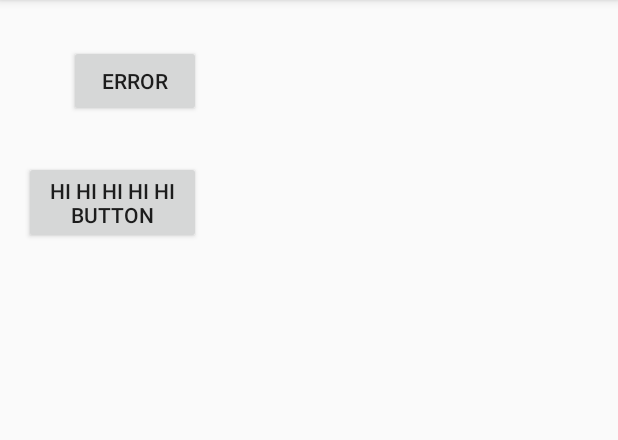
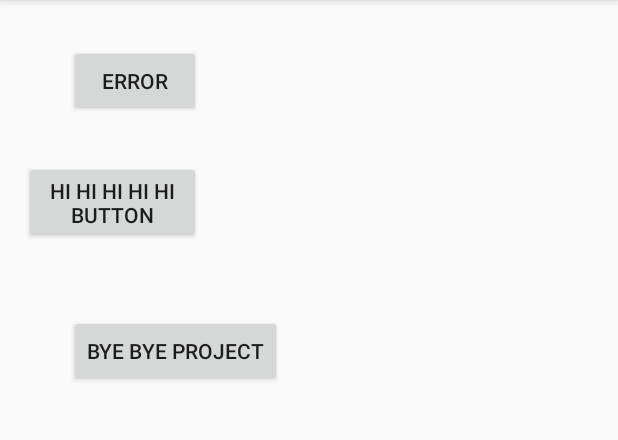
Before and after one commit to sanket1001/MobileApp1, an Android app: the screen it shows after launch (MainActivity), on a phone screen of 412 x 824 dp, the part 84-524 px from its top. Run offline under Robolectric (Android 15) with nearby library versions, the phone set to English and light mode, and no system bars.

Commit message:
third commit

```diff
--- a/app/src/main/res/layout/activity_main.xml
+++ b/app/src/main/res/layout/activity_main.xml
@@ -31,4 +31,14 @@
         android:layout_alignEnd="@+id/button"
         android:layout_marginTop="29dp"
         android:id="@+id/button2" />
+
+    <Button
+        android:text="BYE BYE PROJECT"
+        android:layout_width="wrap_content"
+        android:layout_height="wrap_content"
+        android:layout_below="@+id/button2"
+        android:layout_alignLeft="@+id/button"
+        android:layout_alignStart="@+id/button"
+        android:layout_marginTop="47dp"
+        android:id="@+id/button3" />
 </RelativeLayout>
```
